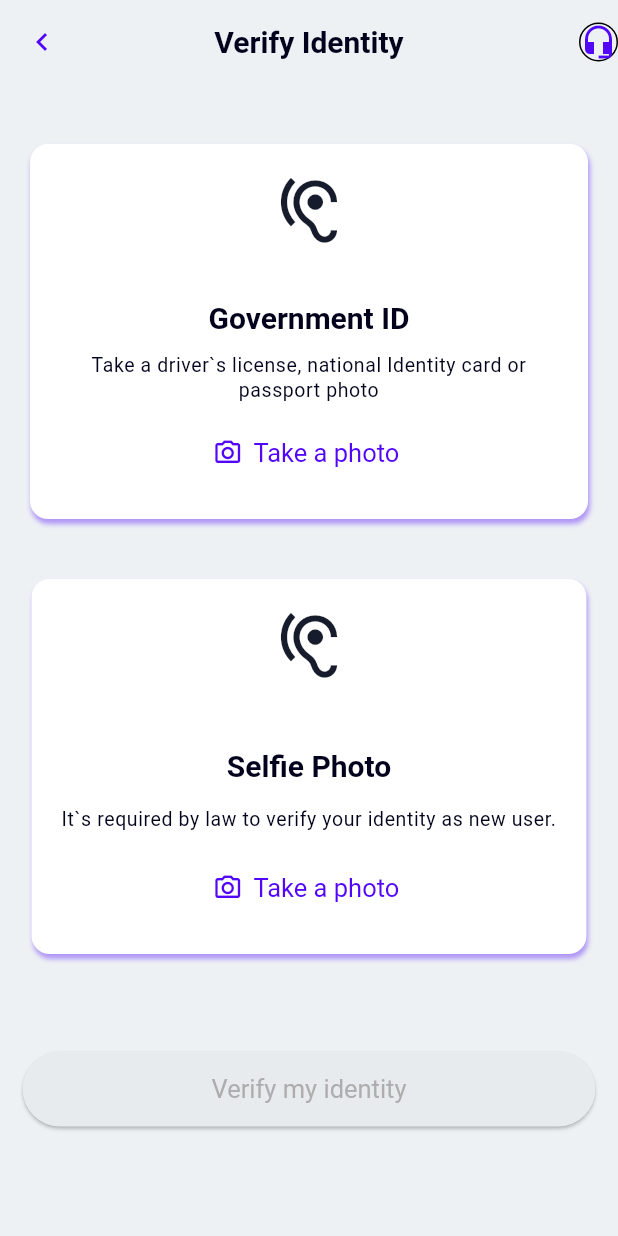
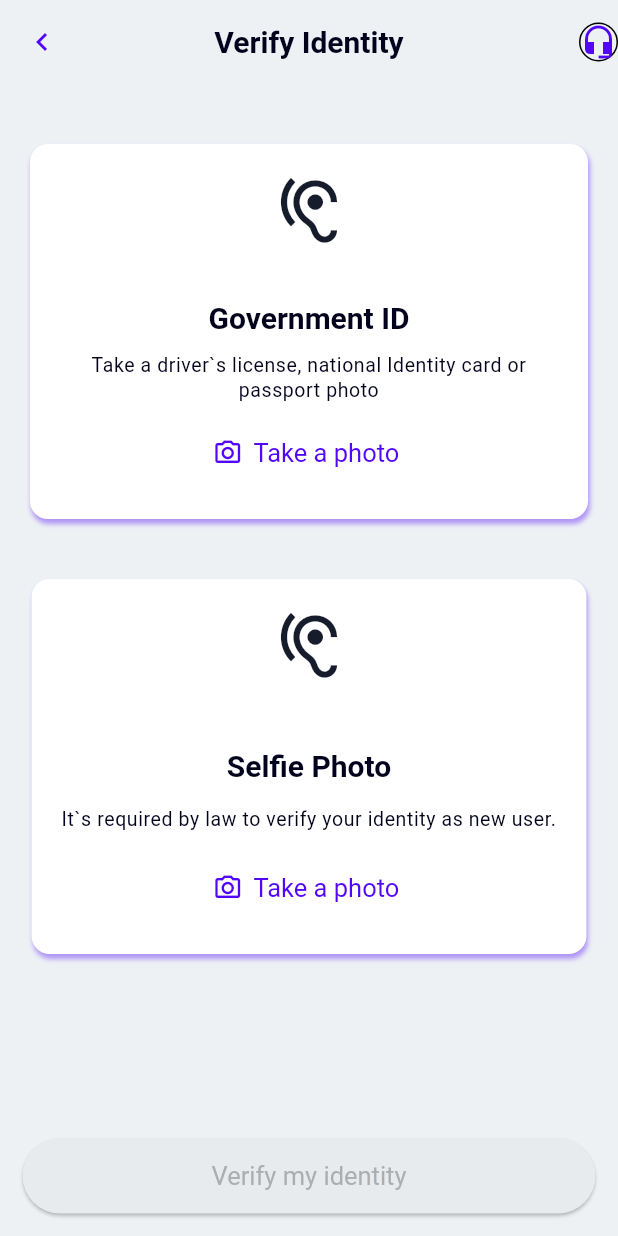
Before and after one commit to Bonnie-Bonhomie/CredifyThrift, a Flutter app: the VerifyMethod screen opened by its route, on a phone screen of 412 x 824 dp. Run offline on Flutter 3.47's test engine with Material 3 defaults, Android fonts, the light colour scheme and no system bars; our stand-ins replace camera, file_picker, flutter_spinkit, image_picker, lottie, permission_handler and 2 more; Roboto replaces fonts that are missing (inter-Regular).

Commit message:
Added expanded withe scroll

```diff
--- a/lib/view/authentication/presentation/identifyVerification/verify_method.dart
+++ b/lib/view/authentication/presentation/identifyVerification/verify_method.dart
@@ -42,8 +42,10 @@ class _VerifyMethodState extends State<VerifyMethod> {
         ],
       ),
       body: Column(
+        mainAxisAlignment: MainAxisAlignment.spaceBetween,
         children: [
-          SingleChildScrollView(
+          Expanded(
+            child: SingleChildScrollView(
               padding: const EdgeInsets.all(20),
               child: Column(
                 mainAxisAlignment: MainAxisAlignment.spaceBetween,
@@ -78,9 +80,10 @@ class _VerifyMethodState extends State<VerifyMethod> {
                       print(photoPath);
                     },
                   ),
-                const SizedBox(height: 30),
+                  // const SizedBox(height: 30),
 
                 ],
+              ),
             ),
           ),
           Padding(
```
Lines whose indentation alone changed are shown as unchanged.
